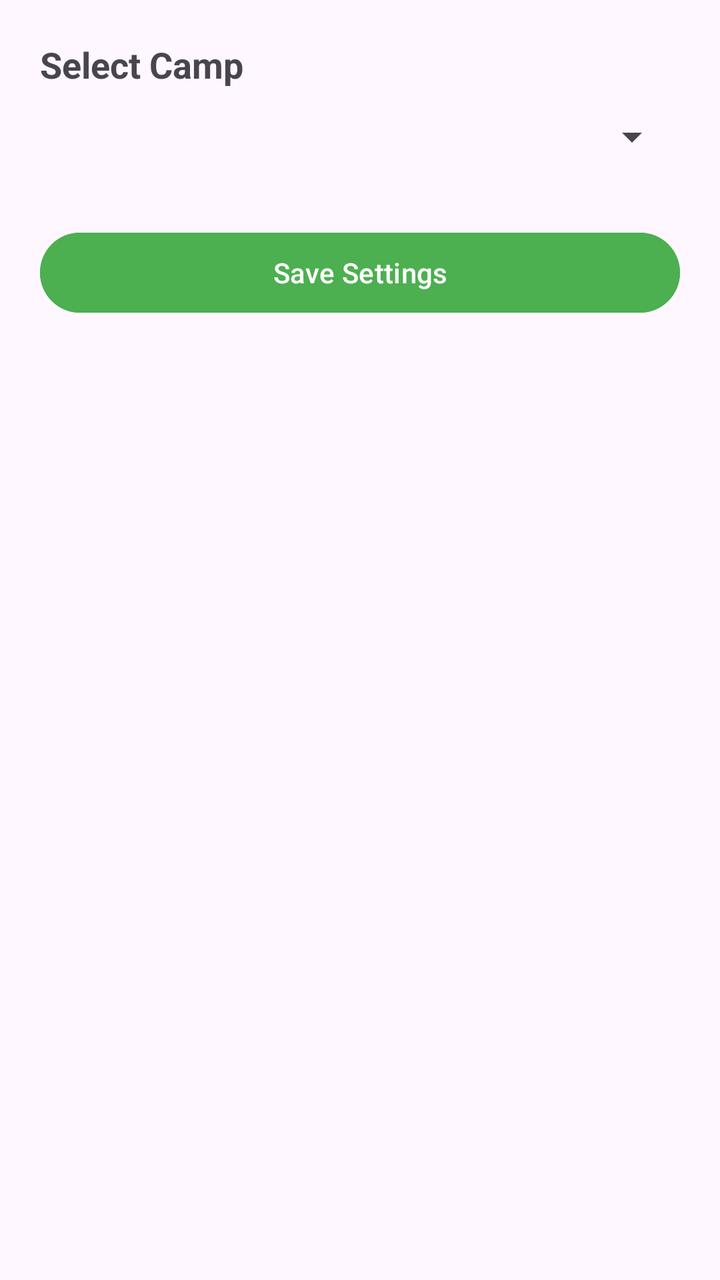
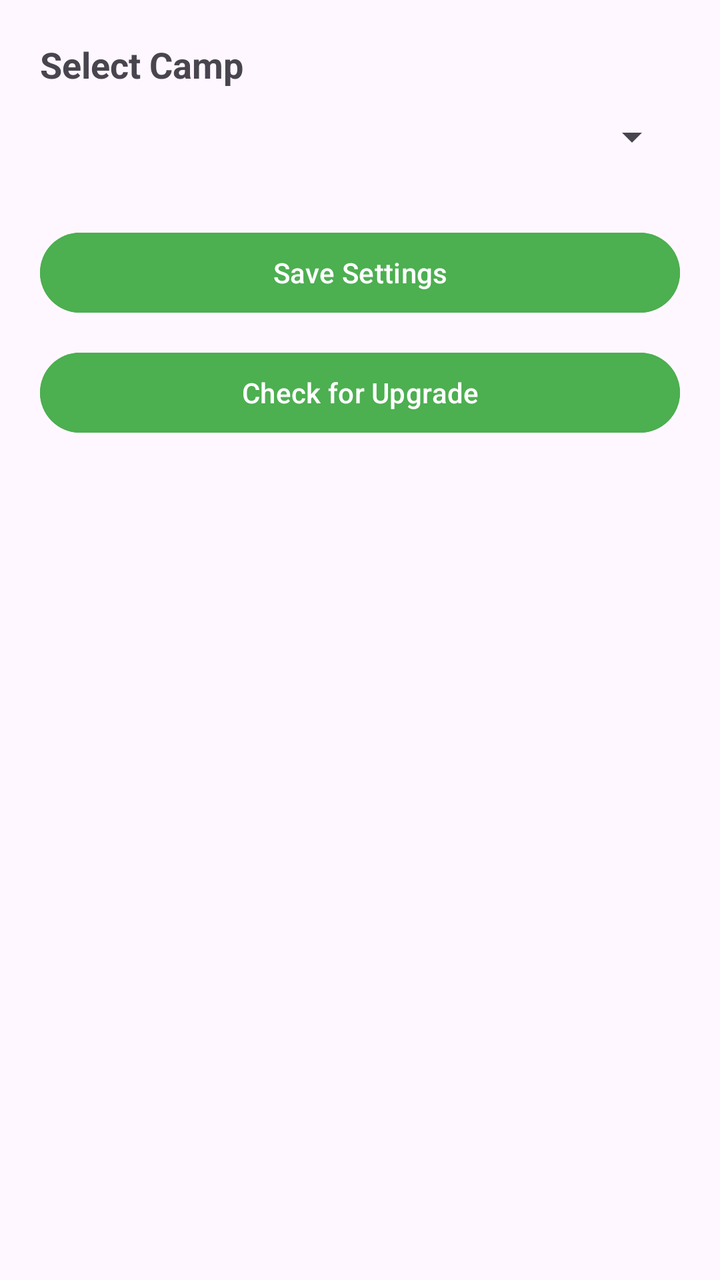

Two renders of the same Android screen: before a commit and after it. Below are the layout's source before the change and the commit's diff.
<!-- AndroidManifest.xml: application theme Theme.NFCReader -->
<!-- res/layout/activity_settings.xml -->
<?xml version="1.0" encoding="utf-8"?>
<LinearLayout xmlns:android="http://schemas.android.com/apk/res/android"
    android:layout_width="match_parent"
    android:layout_height="match_parent"
    android:padding="20dp"
    android:orientation="vertical">

    <TextView
        android:layout_width="wrap_content"
        android:layout_height="wrap_content"
        android:text="Select Camp"
        android:textSize="18sp"
        android:textStyle="bold"/>

    <Spinner
        android:id="@+id/campSpinner"
        android:layout_width="match_parent"
        android:layout_height="wrap_content"
        android:layout_marginBottom="20dp"
        android:minHeight="48dp" />

    <Button
        android:id="@+id/saveButton"
        android:layout_width="match_parent"
        android:layout_height="wrap_content"
        android:text="Save Settings"
        android:backgroundTint="@color/green"
        android:textColor="@android:color/white"/>

</LinearLayout>
<!-- resources referenced by this layout -->
<resources>
  <color name="green">#4CAF50</color>
  <style name="Theme.NFCReader" parent="Base.Theme.NFCReader" />
  <style name="Base.Theme.NFCReader" parent="Theme.Material3.DayNight.NoActionBar">
          
          
      </style>
</resources>

<!-- the commit's change to res/layout/activity_settings.xml (unified diff, before → after) -->
@@ -1,5 +1,6 @@
 <?xml version="1.0" encoding="utf-8"?>
 <LinearLayout xmlns:android="http://schemas.android.com/apk/res/android"
+    xmlns:tools="http://schemas.android.com/tools"
     android:layout_width="match_parent"
     android:layout_height="match_parent"
     android:padding="20dp"
@@ -10,7 +11,8 @@
         android:layout_height="wrap_content"
         android:text="Select Camp"
         android:textSize="18sp"
-        android:textStyle="bold"/>
+        android:textStyle="bold"
+        tools:ignore="HardcodedText" />
 
     <Spinner
         android:id="@+id/campSpinner"
@@ -23,8 +25,19 @@
         android:id="@+id/saveButton"
         android:layout_width="match_parent"
         android:layout_height="wrap_content"
+        android:backgroundTint="@color/green"
         android:text="Save Settings"
+        android:textColor="@android:color/white"
+        tools:ignore="HardcodedText,TextContrastCheck" />
+
+    <Button
+        android:id="@+id/btnUpdate"
+        android:layout_width="match_parent"
+        android:layout_height="wrap_content"
+        android:layout_marginTop="12dp"
         android:backgroundTint="@color/green"
-        android:textColor="@android:color/white"/>
+        android:text="Check for Upgrade"
+        android:textColor="@android:color/white"
+        tools:ignore="HardcodedText,TextContrastCheck" />
 
 </LinearLayout>
